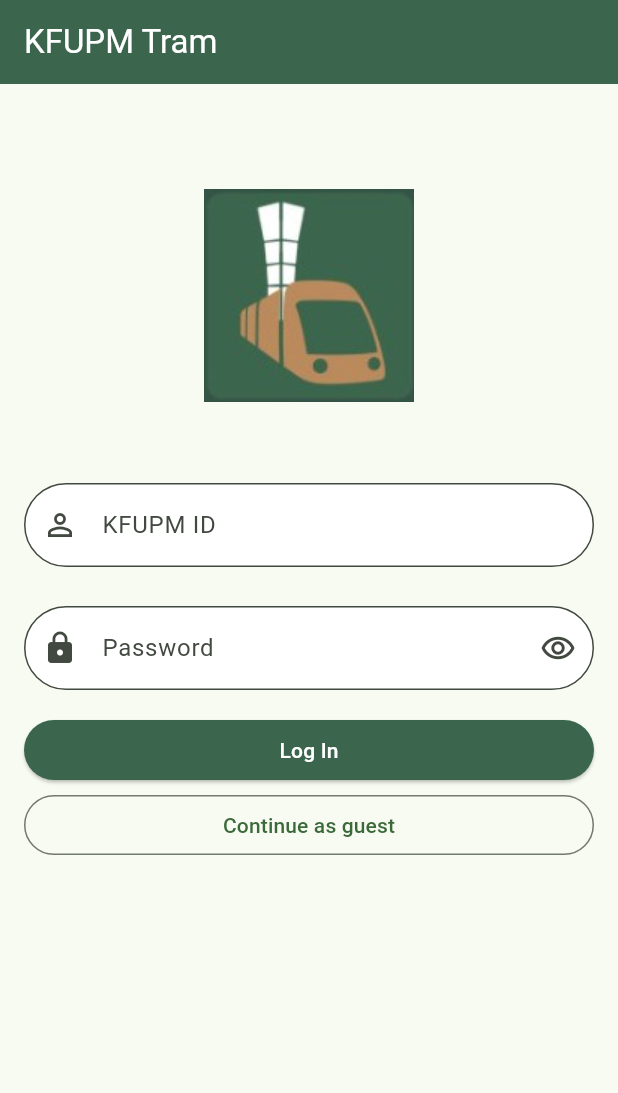
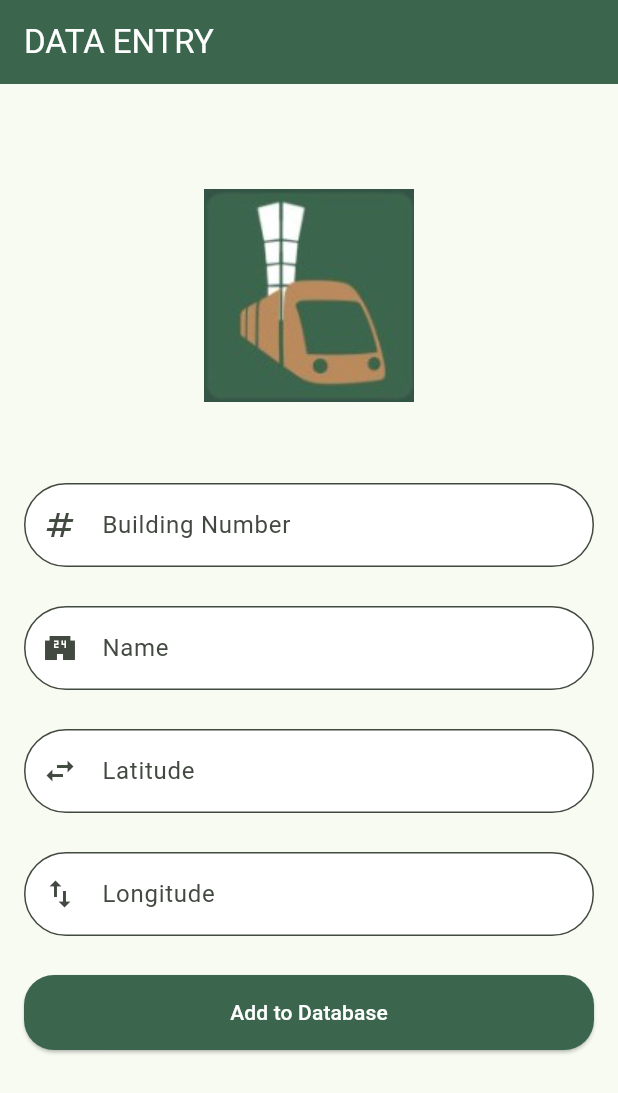
Before and after one commit to gh49/Senior-Project, a Flutter app: the screen it shows after launch, on a phone screen of 412 x 824 dp. Shown: the top 1093 px of the screen. Run offline on Flutter 3.47's test engine with Material 3 defaults, Android fonts, the phone set to English and light mode, and no system bars; our stand-ins replace firebase_auth, firebase_core, flutter_bloc, google_maps_flutter; accounts and stored records are empty.

Commit message:
map changes

```diff
--- a/lib/main.dart
+++ b/lib/main.dart
@@ -1,11 +1,10 @@
 import 'package:flutter/material.dart';
+import 'package:senior_project/modules/building_adder/building_adder.dart';
 import 'package:senior_project/modules/home/home_screen.dart';
 import 'package:senior_project/modules/login/login_screen.dart';
 import 'package:senior_project/modules/test/test_screen.dart';
 import 'package:firebase_core/firebase_core.dart';
 import 'firebase_options.dart';
-import 'package:google_maps_flutter_platform_interface/google_maps_flutter_platform_interface.dart';
-import 'package:google_maps_flutter_android/google_maps_flutter_android.dart';
 
 Future<void> main() async {
   WidgetsFlutterBinding.ensureInitialized();
@@ -29,7 +28,7 @@
         colorScheme: ColorScheme.fromSeed(seedColor: Colors.green),
         useMaterial3: true,
       ),
-      home: LoginScreen(),
+      home: const BuildingAdderScreen(),
     );
   }
 }
--- /dev/null
+++ b/lib/modules/building_adder/building_adder.dart
@@ -0,0 +1,160 @@
+import 'package:flutter/material.dart';
+import 'package:flutter_bloc/flutter_bloc.dart';
+import 'package:senior_project/modules/building_adder/cubit.dart';
+import 'package:senior_project/modules/login/cubit.dart';
+import 'package:senior_project/shared/components/buttons.dart';
+import 'package:senior_project/shared/components/text_fields.dart';
+import 'package:senior_project/shared/components/themes.dart';
+import 'package:senior_project/shared/functions/input_checks.dart';
+
+class BuildingAdderScreen extends StatefulWidget {
+  const BuildingAdderScreen({super.key});
+
+  @override
+  State<BuildingAdderScreen> createState() => _BuildingAdderScreenState();
+}
+
+class _BuildingAdderScreenState extends State<BuildingAdderScreen> {
+  final _formKey = GlobalKey<FormState>();
+  int? number;
+  String? name;
+  double? latitude;
+  double? longitude;
+
+  @override
+  Widget build(BuildContext context) {
+    return BlocProvider(
+      create: (context) => BuildingAdderCubit(),
+      child: BlocConsumer<BuildingAdderCubit, BuildingAdderEvent>(
+        listener: (context, state) {},
+        builder: (context, state) {
+          var cubit = BuildingAdderCubit.get(context);
+          return Scaffold(
+            appBar: AppBar(
+              title: const Text(
+                "DATA ENTRY",
+                style: TextStyle(
+                  color: Colors.white,
+                ),
+              ),
+              backgroundColor: appPrimaryColor,
+            ),
+            body: ListView(
+              padding: const EdgeInsets.all(16.0),
+              children: [
+                const Image(
+                  image: AssetImage("assets/tramlogo.png"),
+                  height: 250.0,
+                ),
+                Form(
+                  key: _formKey,
+                  child: Column(
+                    children: [
+                      G49TextFormField(
+                        keyboardType: const TextInputType.numberWithOptions(decimal: false, signed: false),
+                        labelText: "Building Number",
+                        prefixIcon: const Icon(Icons.numbers),
+                        onSaved: (value) {
+                          number = int.parse(value!);
+                        },
+                        validator: (value) {
+                          if (value == null || value.isEmpty) {
+                            return "Please enter building number";
+                          }
+                          if (!InputCheck.isInteger(value)) {
+                            return "The building number is not valid";
+                          }
+                          return null;
+                        },
+                      ),
+                      const SizedBox(
+                        height: 26.0,
+                      ),
+                      G49TextFormField(
+                        keyboardType: TextInputType.text,
+                        labelText: "Name",
+                        prefixIcon: const Icon(Icons.local_convenience_store),
+                        onSaved: (value) {
+                          name = value;
+                        },
+                        validator: (value) {
+                          if (value == null || value.isEmpty) {
+                            return "Please enter building name";
+                          }
+                          if (value.length < 6) {
+                            return "Please enter a building name with more than 6 characters";
+                          }
+                          return null;
+                        },
+                      ),
+                      const SizedBox(
+                        height: 26.0,
+                      ),
+                      G49TextFormField(
+                        keyboardType: const TextInputType.numberWithOptions(decimal: true, signed: true),
+                        labelText: "Latitude",
+                        prefixIcon: const Icon(Icons.swap_horiz),
+                        onSaved: (value) {
+                          latitude = double.parse(value!);
+                        },
+                        validator: (value) {
+                          if (value == null || value.isEmpty) {
+                            return "Please enter latitude";
+                          }
+                          if (!InputCheck.isNumber(value)) {
+                            return "Please enter a valid latitude";
+                          }
+                          return null;
+                        },
+                      ),
+                      const SizedBox(
+                        height: 26.0,
+                      ),
+                      G49TextFormField(
+                        keyboardType: const TextInputType.numberWithOptions(decimal: true, signed: true),
+                        labelText: "Longitude",
+                        prefixIcon: const Icon(Icons.swap_vert),
+                        onSaved: (value) {
+                          longitude = double.parse(value!);
+                        },
+                        validator: (value) {
+                          if (value == null || value.isEmpty) {
+                            return "Please enter longitude";
+                          }
+                          if (!InputCheck.isNumber(value)) {
+                            return "Please enter a valid longitude";
+                          }
+                          return null;
+                        },
+                      ),
+                      const SizedBox(
+                        height: 26.0,
+                      ),
+                      if (state is! BuildingAdderLoading)
+                        SizedBox(
+                          width: MediaQuery.of(context).size.width,
+                          height: 50,
+                          child: G49RoundButton(
+                            onPressed: () {
+                              if (_formKey.currentState!.validate()) {
+                                _formKey.currentState!.save();
+                              }
+                            },
+                            buttonText: "Add to Database",
+                          ),
+                        ),
+                      if (state is BuildingAdderLoading)
+                        const CircularProgressIndicator(
+                          color: appPrimaryColor,
+                        ),
+                    ],
+                  ),
+                ),
+              ],
+            ),
+          );
+        },
+      ),
+    );
+  }
+}
--- /dev/null
+++ b/lib/modules/building_adder/cubit.dart
@@ -0,0 +1,20 @@
+import 'package:firebase_auth/firebase_auth.dart';
+import 'package:flutter_bloc/flutter_bloc.dart';
+
+class BuildingAdderCubit extends Cubit<BuildingAdderEvent> {
+  BuildingAdderCubit() : super(BuildingAdderInitState());
+  static BuildingAdderCubit get(context) => BlocProvider.of(context);
+
+  void emailBuildingAdder(int number, String name, double latitude, double longitude, String photoURL) {
+
+  }
+}
+
+abstract class BuildingAdderEvent {}
+class BuildingAdderInitState extends BuildingAdderEvent {}
+class BuildingAdderLoading extends BuildingAdderEvent {}
+class BuildingAdderSuccess extends BuildingAdderEvent {}
+class BuildingAdderError extends BuildingAdderEvent {
+  final String error;
+  BuildingAdderError(this.error);
+}
--- a/pubspec.yaml
+++ b/pubspec.yaml
@@ -40,6 +40,7 @@
   firebase_auth: ^4.16.0
   bloc: ^8.1.3
   flutter_bloc: ^8.1.4
+  cloud_firestore: ^4.14.0
 
 dev_dependencies:
   flutter_test:
```
Also changed, not shown: lib/modules/login/login_screen.dart (+7 -1 lines), lib/shared/functions/input_checks.dart (+7 -0 lines), lib/shared/functions/navigation.dart (added, +24 -0 lines), lib/firebase_options.dart, pubspec.lock, 3 other files.
